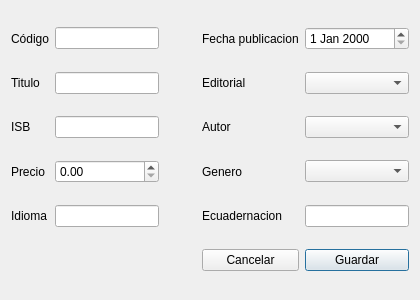
Above: ui_designer/book_dialog.ui from Fairbrook/proyecto-SBD before the change. Below: the same form after it.
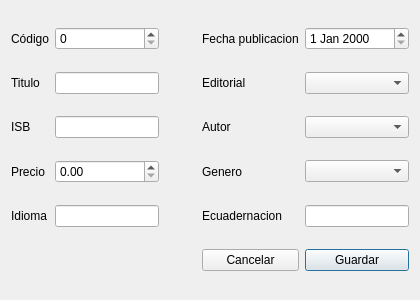
That is the form after the change.

Diff of the .ui file:
```diff
--- a/ui_designer/book_dialog.ui
+++ b/ui_designer/book_dialog.ui
@@ -123,10 +123,7 @@
     </widget>
    </item>
    <item row="1" column="1">
-    <widget class="QLineEdit" name="lineEdit_2"/>
-   </item>
-   <item row="0" column="1">
-    <widget class="QLineEdit" name="lineEdit"/>
+    <widget class="QLineEdit" name="edit_titulo"/>
    </item>
    <item row="0" column="2">
     <spacer name="horizontalSpacer">
@@ -141,6 +138,9 @@
      </property>
     </spacer>
    </item>
+   <item row="0" column="1">
+    <widget class="QSpinBox" name="spin_codigo"/>
+   </item>
   </layout>
  </widget>
  <resources/>
```
Left out of the diff: 20 changed lines with no effect on the pictures.
